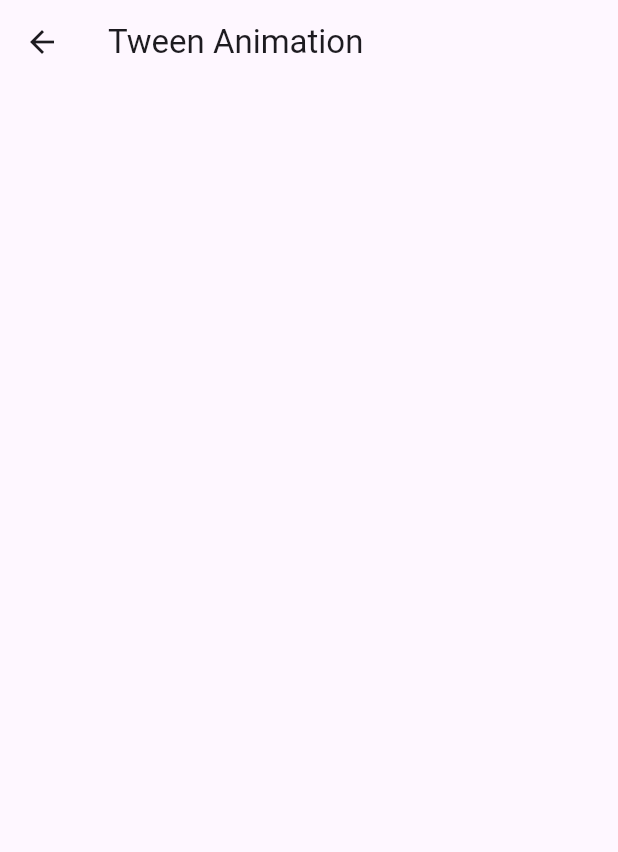
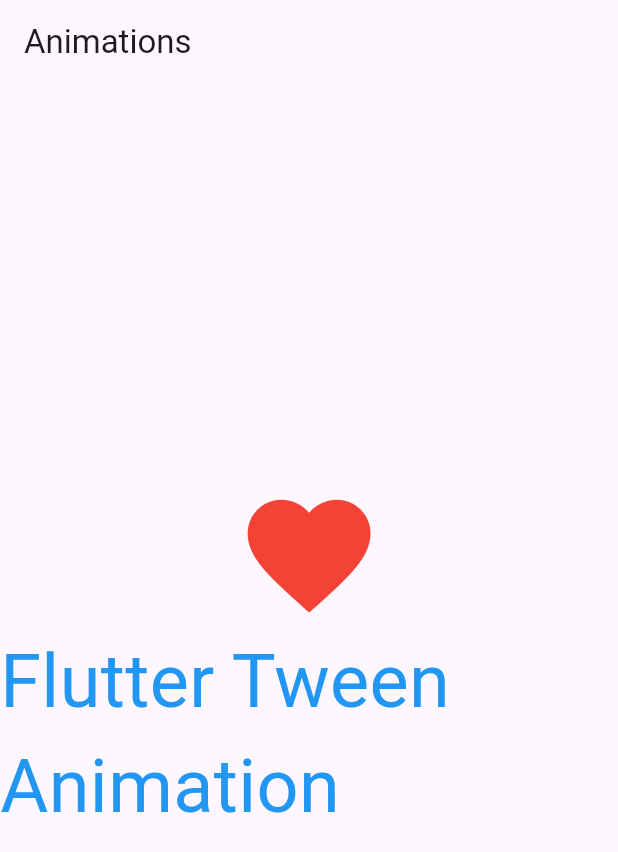
Before and after one commit to Shelvin46/animations_app, a Flutter app: the TweenAnimationScreen screen opened directly, on a phone screen of 412 x 824 dp. Shown: the top 852 px of the screen. Run offline on Flutter 3.47's test engine with Material 3 defaults, Android fonts, the phone set to English and light mode, and no system bars.

Commit message:
chore: Update animation screen title and layout

```diff
--- a/lib/features/animation/presentation/screens/animation_screen.dart
+++ b/lib/features/animation/presentation/screens/animation_screen.dart
@@ -11,9 +11,44 @@ class _TweenAnimationScreenState extends State<TweenAnimationScreen> {
   @override
   Widget build(BuildContext context) {
     return Scaffold(
-        appBar: AppBar(
-          title: const Text('Tween Animation'),
+      appBar: AppBar(
+        title: const Text('Animations'),
+      ),
+      body: SafeArea(
+        child: Center(
+          child: Column(
+            mainAxisAlignment: MainAxisAlignment.center,
+            children: [
+              TweenAnimationBuilder(
+                curve: Curves.bounceOut,
+                onEnd: () {
+                  debugPrint('Tween Animation Ended');
+                },
+                tween: Tween<double>(begin: 0, end: 100),
+                duration: const Duration(seconds: 2),
+                builder: (context, size, child) {
+                  return Column(
+                    children: [
+                      Icon(
+                        Icons.favorite,
+                        size: size,
+                        color: Colors.red,
+                      ),
+                      Text(
+                        'Flutter Tween Animation',
+                        style: TextStyle(
+                          fontSize: size / 2,
+                          color: Colors.blue,
+                        ),
+                      )
+                    ],
+                  );
+                },
+              ),
+            ],
+          ),
         ),
-        body: const SafeArea(child: Column()));
+      ),
+    );
   }
 }
```
Also changed, not shown: lib/main.dart (+2 -49 lines).
